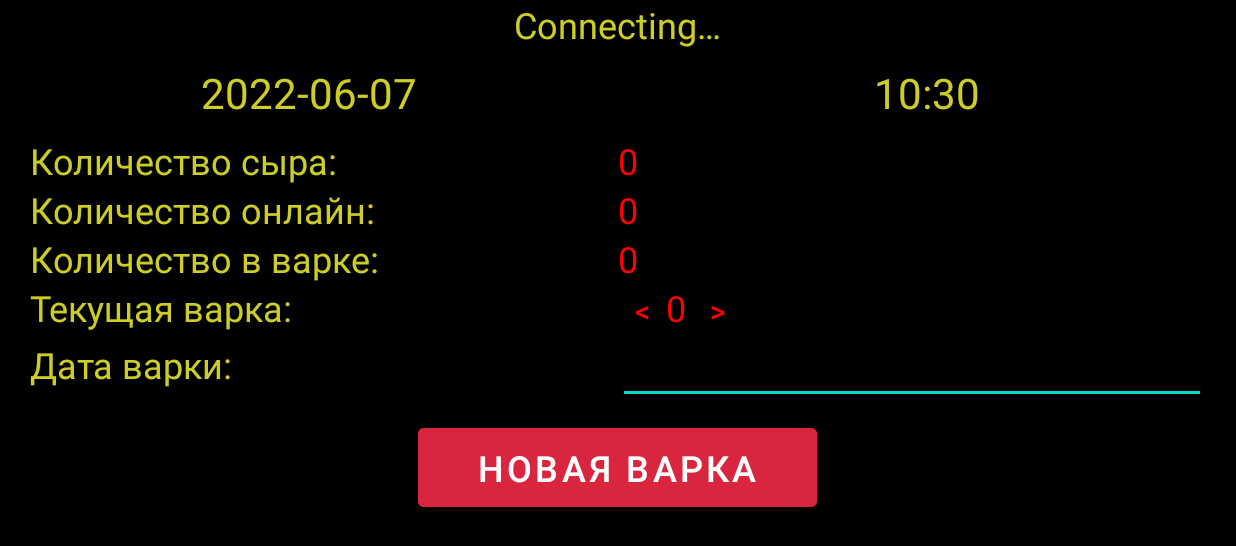
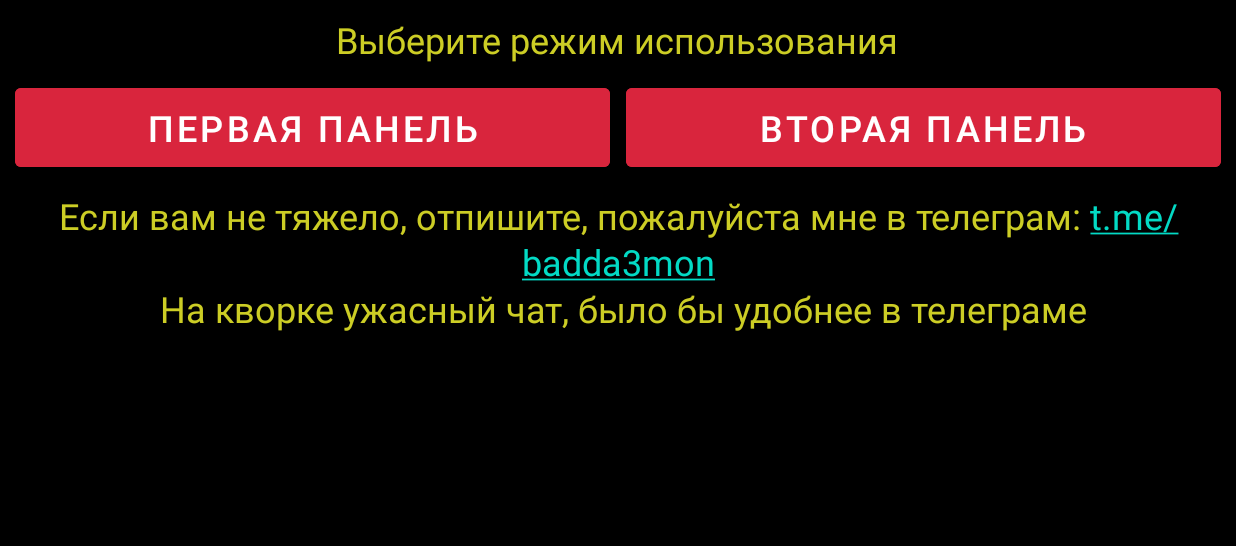
Before and after one commit to BadDa3mon/CheeseController, an Android app: the screen it shows after launch (MainActivity before the commit, ModeActivity after it), on a phone screen of 824 x 412 dp (held sideways). Shown: the top 546 px of the screen. Run offline under Robolectric (Android 15) with nearby library versions, the phone set to English and light mode, and no system bars.

Commit message:
Finish project

```diff
--- a/app/build.gradle
+++ b/app/build.gradle
@@ -29,13 +29,15 @@ android {
 
 dependencies {
     //MQTT
-    implementation 'org.eclipse.paho:org.eclipse.paho.client.mqttv3:1.1.0'
+    implementation 'org.eclipse.paho:org.eclipse.paho.client.mqttv3:1.2.5'
     implementation 'org.eclipse.paho:org.eclipse.paho.android.service:1.1.1'
+
+    implementation 'androidx.work:work-runtime-ktx:2.7.1'
 
     implementation 'androidx.appcompat:appcompat:1.4.1'
     implementation 'com.google.android.material:material:1.6.1'
     implementation 'androidx.constraintlayout:constraintlayout:2.1.4'
-    testImplementation 'junit:junit:4.+'
+    testImplementation 'junit:junit:4.13.2'
     androidTestImplementation 'androidx.test.ext:junit:1.1.3'
     androidTestImplementation 'androidx.test.espresso:espresso-core:3.4.0'
 }
--- a/app/src/main/java/badda3mon/cheese/controller/MainActivity.java
+++ /dev/null
@@ -1,188 +0,0 @@
-package badda3mon.cheese.controller;
-
-import android.content.BroadcastReceiver;
-import android.content.Context;
-import android.content.Intent;
-import android.content.IntentFilter;
-import android.util.Log;
-import android.widget.TextView;
-import android.widget.Toast;
-import androidx.appcompat.app.AppCompatActivity;
-import android.os.Bundle;
-import badda3mon.cheese.controller.additional.PersistenceStorage;
-import badda3mon.cheese.controller.additional.Utils;
-import org.eclipse.paho.android.service.MqttAndroidClient;
-import org.eclipse.paho.android.service.MqttService;
-import org.eclipse.paho.client.mqttv3.*;
-
-public class MainActivity extends AppCompatActivity {
-	private static final String TAG = "MainActivity";
-
-	private static final String SERVER_IP = "tcp://46.160.179.227:8883";
-
-	private int mMode;
-
-	private TextView mNowDateTextView;
-	private TextView mNowTimeTextView;
-
-	private BroadcastReceiver mTimeTickReceiver;
-
-	private MqttAndroidClient mMqttClient;
-
-	@Override
-	protected void onCreate(Bundle savedInstanceState) {
-		super.onCreate(savedInstanceState);
-		setContentView(R.layout.activity_main);
-
-		PersistenceStorage.init(this);
-
-		mMode = PersistenceStorage.getIntProperty("mode");
-
-		mNowDateTextView = findViewById(R.id.date_text_view);
-		mNowTimeTextView = findViewById(R.id.time_text_view);
-
-		mTimeTickReceiver = new BroadcastReceiver() {
-			@Override
-			public void onReceive(Context context, Intent intent) {
-				updateDateTime();
-			}
-		};
-	}
-
-	@Override
-	protected void onResume() {
-		super.onResume();
-
-		IntentFilter filter = new IntentFilter(Intent.ACTION_TIME_TICK);
-		registerReceiver(mTimeTickReceiver, filter);
-
-		updateDateTime();
-
-		if (mMqttClient == null || !mMqttClient.isConnected()) {
-			Log.d(TAG,"MQTT not connected, then connect!");
-
-			connectToMqttServer();
-		} else Log.e(TAG,"MQTT already connected!");
-	}
-
-	@Override
-	protected void onPause() {
-		super.onPause();
-
-		unregisterReceiver(mTimeTickReceiver);
-
-		if (mMqttClient != null && mMqttClient.isConnected()) {
-			Log.d(TAG,"MQTT connected, then disconnect!");
-
-			disconnectFromMqttServer();
-		} else Log.e(TAG,"MQTT already disconnected!");
-	}
-
-	private void subscribeToTopics(){
-		if (mMqttClient != null && mMqttClient.isConnected()){
-			try {
-				IMqttToken token = mMqttClient.subscribe("cheese_test/1/amount",1);
-				token.setActionCallback(new IMqttActionListener() {
-					@Override
-					public void onSuccess(IMqttToken asyncActionToken) {
-						Log.d(TAG,"Subscribe success!");
-					}
-
-					@Override
-					public void onFailure(IMqttToken asyncActionToken, Throwable exception) {
-						Log.e(TAG,"Failed to subscribe: " + exception.toString());
-					}
-				});
-			} catch (MqttException e) {
-				Log.e(TAG,"subscribeToTopics error: " + e.getMessage());
-				e.printStackTrace();
-			}
-		} else {
-			Log.e(TAG,"mMqttClient == null? -> " + (mMqttClient == null) + ", isConnected? -> false");
-		}
-	}
-
-	private void connectToMqttServer(){
-		updateConnecting(1);
-
-		String clientId = MqttClient.generateClientId();
-		mMqttClient = new MqttAndroidClient(getApplicationContext(), SERVER_IP, clientId);
-
-		MqttConnectOptions options = new MqttConnectOptions();
-		options.setCleanSession(true);
-
-		try {
-			mMqttClient.connect(options);
-			mMqttClient.setCallback(new MqttCallbackExtended() {
-				@Override
-				public void connectComplete(boolean reconnect, String serverURI) {
-					Log.d(TAG,"Connection completed: " + serverURI + ", reconnect? -> " + reconnect);
-
-					runOnUiThread(() -> updateConnecting(2));
-					subscribeToTopics();
-				}
-
-				@Override
-				public void connectionLost(Throwable cause) {
-					Log.d(TAG,"Lost connecting: " + cause.toString());
-
-					runOnUiThread(() -> updateConnecting(0));
-				}
-
-				@Override
-				public void messageArrived(String topic, MqttMessage message) throws Exception {
-					Log.d(TAG,"Message: \"" + message + "\" arrived to topic \"" + topic + "\"");
-				}
-
-				@Override
-				public void deliveryComplete(IMqttDeliveryToken token) {
-					Log.d(TAG,"Delivery completed: " + token.toString());
-				}
-			});
-		} catch (MqttException e) {
-			Log.e(TAG,"connectToMqttServer: " + e.getMessage());
-			e.printStackTrace();
-
-			updateConnecting(0);
-		}
-	}
-
-	private void disconnectFromMqttServer(){
-		try {
-			mMqttClient.disconnect();
-			mMqttClient = null;
-		} catch (MqttException e) {
-			Log.e(TAG,"disconnectFromMqttServer: " + e.getMessage());
-			e.printStackTrace();
-		}
-	}
-
-	private void updateConnecting(int type){
-		// 0 - not connected, 1 - connecting, 2 - connected
-		String connectString;
-		int color;
-
-		if (type == 0){
-			connectString = getResources().getString(R.string.not_connected);
-			color = getResources().getColor(R.color.red);
-		} else if (type == 1){
-			connectString = getResources().getString(R.string.connecting);
-			color = getResources().getColor(R.color.yellow);
-		} else {
-			connectString = getResources().getString(R.string.connecting);
-			color = getResources().getColor(R.color.green);
-		}
-
-		TextView connStatusTextView = findViewById(R.id.connecting_status_text_view);
-		connStatusTextView.setText(connectString);
-		connStatusTextView.setTextColor(color);
-	}
-
-	private void updateDateTime(){
-		String date = Utils.getCurrentDate("YYYY-MM-dd");
-		String time = Utils.getCurrentDate("HH:mm");
-
-		mNowDateTextView.setText(date);
-		mNowTimeTextView.setText(time);
-	}
-}
--- /dev/null
+++ b/app/src/main/java/badda3mon/cheese/controller/activities/ModeActivity.java
@@ -0,0 +1,47 @@
+package badda3mon.cheese.controller.activities;
+
+import android.content.Intent;
+import android.view.View;
+import android.widget.RelativeLayout;
+import androidx.appcompat.app.AppCompatActivity;
+import android.os.Bundle;
+import badda3mon.cheese.controller.R;
+import badda3mon.cheese.controller.additional.PersistenceStorage;
+
+public class ModeActivity extends AppCompatActivity {
+	private static final String TAG = "ModeActivity";
+
+	public static final int FIRST_PANEL_MODE = 1;
+	public static final int SECOND_PANEL_MODE = 2;
+
+	@Override
+	protected void onCreate(Bundle savedInstanceState) {
+		super.onCreate(savedInstanceState);
+		setContentView(R.layout.activity_mode);
+
+		PersistenceStorage.init(this);
+		int savedMode = PersistenceStorage.getIntProperty("mode");
+
+		if (savedMode != -1) {
+			RelativeLayout layout = findViewById(R.id.mode_base_layout);
+			layout.setVisibility(View.GONE);
+
+			startWorkActivity();
+		}
+	}
+
+	public void onSelectPanelButtonsClick(View view){
+		int mode = (view.getId() == R.id.first_panel_mode_button) ?  FIRST_PANEL_MODE : SECOND_PANEL_MODE;
+
+		PersistenceStorage.addIntProperty("mode", mode);
+
+		startWorkActivity();
+	}
+
+	private void startWorkActivity(){
+		Intent intent = new Intent(this, MainActivity.class);
+		intent.setFlags(Intent.FLAG_ACTIVITY_NEW_TASK | Intent.FLAG_ACTIVITY_CLEAR_TASK);
+
+		startActivity(intent);
+	}
+}
--- a/app/src/main/res/layout/activity_main.xml
+++ b/app/src/main/res/layout/activity_main.xml
@@ -5,7 +5,7 @@
         xmlns:app="http://schemas.android.com/apk/res-auto"
         android:layout_width="match_parent"
         android:layout_height="match_parent"
-        tools:context=".MainActivity"
+        tools:context=".activities.MainActivity"
         android:background="@color/black">
 
     <TextView
@@ -168,7 +168,8 @@
                         android:text="@string/left"
                         android:textColor="@color/red"
                         android:gravity="center"
-                        android:textSize="20sp"/>
+                        android:textSize="20sp"
+                        android:onClick="onChangeCookingButtonsClick"/>
 
                 <TextView
                         android:layout_width="wrap_content"
@@ -187,7 +188,8 @@
                         android:padding="0dp"
                         android:text="@string/right"
                         android:textColor="@color/red"
-                        android:textSize="20sp"/>
+                        android:textSize="20sp"
+                        android:onClick="onChangeCookingButtonsClick"/>
             </LinearLayout>
         </LinearLayout>
 
@@ -233,6 +235,7 @@
             android:paddingStart="40dp"
             android:paddingEnd="40dp"
             android:paddingTop="10dp"
-            android:paddingBottom="10dp"/>
+            android:paddingBottom="10dp"
+            android:onClick="onNewCookingButtonClick"/>
 
 </RelativeLayout>
--- /dev/null
+++ b/app/src/main/res/layout/activity_mode.xml
@@ -0,0 +1,81 @@
+<?xml version="1.0" encoding="utf-8"?>
+<RelativeLayout
+        xmlns:android="http://schemas.android.com/apk/res/android"
+        xmlns:tools="http://schemas.android.com/tools"
+        xmlns:app="http://schemas.android.com/apk/res-auto"
+        android:layout_width="match_parent"
+        android:layout_height="match_parent"
+        tools:context=".activities.ModeActivity"
+        android:background="@color/black"
+        android:id="@+id/mode_base_layout">
+
+    <TextView
+            android:layout_width="wrap_content"
+            android:layout_height="wrap_content"
+            android:id="@+id/select_status_text_view"
+            android:layout_centerHorizontal="true"
+            android:textColor="@color/yellow"
+            android:textSize="24sp"
+            android:text="@string/select_mode"
+            android:layout_marginStart="10dp"
+            android:layout_marginEnd="10dp"
+            android:layout_marginTop="10dp"/>
+
+    <LinearLayout
+            android:orientation="horizontal"
+            android:layout_width="match_parent"
+            android:layout_height="wrap_content"
+            android:id="@+id/mode_buttons_layout"
+            android:layout_below="@id/select_status_text_view"
+            android:layout_marginTop="10dp"
+            android:layout_marginStart="10dp"
+            android:layout_marginEnd="10dp">
+
+        <Button
+                android:text="@string/first_panel"
+                android:layout_width="0dp"
+                android:layout_height="wrap_content"
+                android:id="@+id/first_panel_mode_button"
+                android:textColor="@color/white"
+                android:backgroundTint="@color/button_bg"
+                android:textSize="24sp"
+                android:paddingStart="40dp"
+                android:paddingEnd="40dp"
+                android:paddingTop="10dp"
+                android:paddingBottom="10dp"
+                android:layout_weight="0.5"
+                android:layout_marginEnd="5dp"
+                android:onClick="onSelectPanelButtonsClick"/>
+
+        <Button
+                android:text="@string/second_panel"
+                android:layout_width="0dp"
+                android:layout_height="wrap_content"
+                android:id="@+id/second_panel_mode_button"
+                android:textColor="@color/white"
+                android:backgroundTint="@color/button_bg"
+                android:textSize="24sp"
+                android:paddingStart="40dp"
+                android:paddingEnd="40dp"
+                android:paddingTop="10dp"
+                android:paddingBottom="10dp"
+                android:layout_weight="0.5"
+                android:layout_marginStart="5dp"
+                android:onClick="onSelectPanelButtonsClick"/>
+    </LinearLayout>
+
+    <TextView
+            android:layout_width="wrap_content"
+            android:layout_height="wrap_content"
+            android:id="@+id/select_status_text_view2"
+            android:layout_centerHorizontal="true"
+            android:textColor="@color/yellow"
+            android:textSize="24sp"
+            android:text="@string/hint_tg"
+            android:layout_marginStart="10dp"
+            android:layout_marginEnd="10dp"
+            android:layout_marginTop="10dp"
+            android:layout_below="@id/mode_buttons_layout"
+            android:gravity="center"
+            android:autoLink="web"/>
+</RelativeLayout>
--- a/app/src/main/res/values/strings.xml
+++ b/app/src/main/res/values/strings.xml
@@ -1,5 +1,10 @@
 <resources>
     <string name="app_name">Cheese Controller</string>
+
+    <string name="select_mode">Выберите режим использования</string>
+
+    <string name="first_panel">Первая панель</string>
+    <string name="second_panel">Вторая панель</string>
 
     <string name="connecting">Connecting…</string>
     <string name="connected">Connected</string>
@@ -18,4 +23,8 @@
 
     <string name="left">&lt;</string>
     <string name="right">&gt;</string>
+
+    <string name="hint_tg">Если вам не тяжело, отпишите, пожалуйста мне в телеграм: <a href="http://t.me/badda3mon">t.me/badda3mon</a>\n
+        На кворке ужасный чат, было бы удобнее в телеграме</string>
+
 </resources>
```
Also changed, not shown: app/src/main/AndroidManifest.xml (+12 -5 lines), app/src/main/java/badda3mon/cheese/controller/activities/MainActivity.java (added, +345 -0 lines), app/src/main/java/badda3mon/cheese/controller/additional/Topics.java (added, +9 -0 lines), app/src/main/java/badda3mon/cheese/controller/additional/Utils.java (+12 -0 lines).
